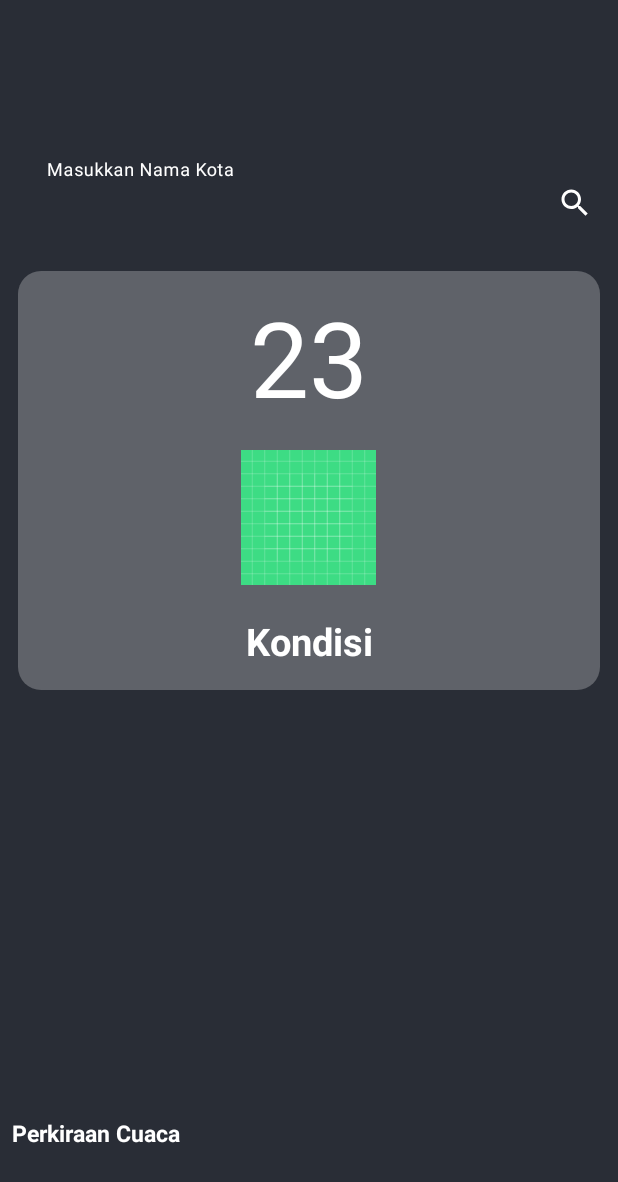
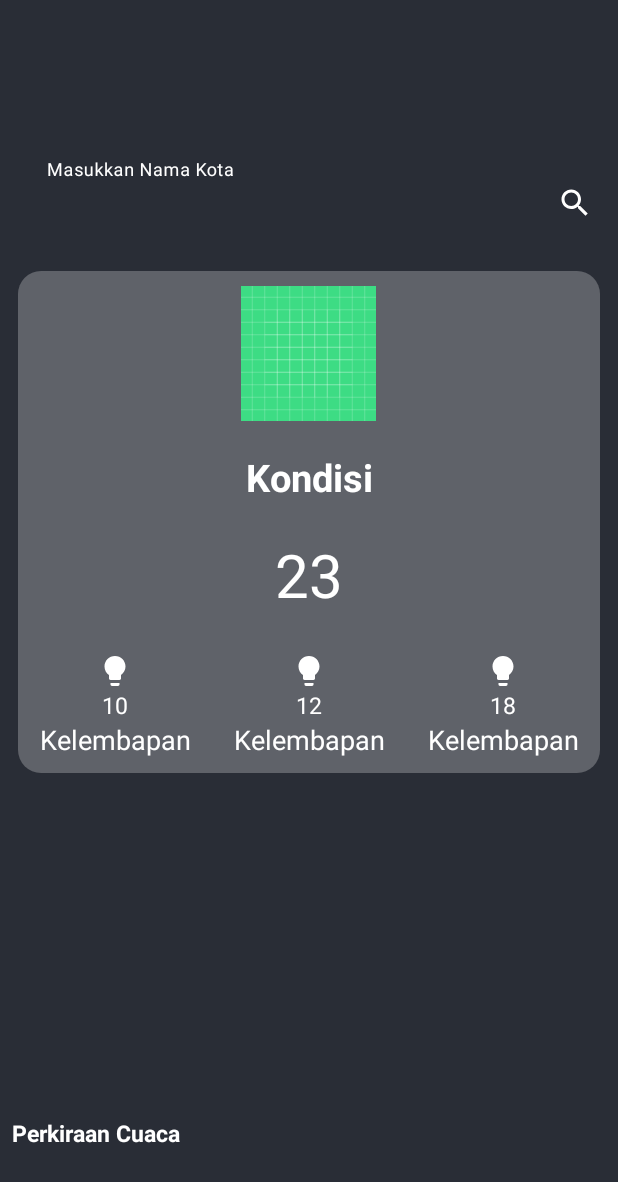
Before and after one commit to itsmerahmat/java-weather-app, an Android app: the screen it shows after launch (MainActivity), on a phone screen of 412 x 824 dp. Shown: the top 1182 px of the screen. Run offline under Robolectric (Android 15) with nearby library versions, the light colour scheme and no system bars; our stand-ins replace Picasso, Volley; network calls fail; pictures from the network do not load; 1 statement that could not run was skipped.

Commit message:
Add More Info

```diff
--- /dev/null
+++ b/app/src/main/res/drawable/ic_lightbulb.xml
@@ -0,0 +1,5 @@
+<vector android:height="24dp" android:tint="#000000"
+    android:viewportHeight="24" android:viewportWidth="24"
+    android:width="24dp" xmlns:android="http://schemas.android.com/apk/res/android">
+    <path android:fillColor="@android:color/white" android:pathData="M9,21c0,0.5 0.4,1 1,1h4c0.6,0 1,-0.5 1,-1v-1L9,20v1zM12,2C8.1,2 5,5.1 5,9c0,2.4 1.2,4.5 3,5.7L8,17c0,0.5 0.4,1 1,1h6c0.6,0 1,-0.5 1,-1v-2.3c1.8,-1.3 3,-3.4 3,-5.7 0,-3.9 -3.1,-7 -7,-7z"/>
+</vector>
--- a/app/src/main/res/layout/activity_main.xml
+++ b/app/src/main/res/layout/activity_main.xml
@@ -94,22 +94,10 @@
             android:layout_marginLeft="12dp"
             android:layout_marginRight="12dp" >
 
-            <TextView
-                android:id="@+id/idTVTemperature"
-                android:layout_width="match_parent"
-                android:layout_height="wrap_content"
-                android:layout_marginTop="5dp"
-                android:gravity="center_horizontal"
-                android:padding="5dp"
-                android:text="23"
-                android:textColor="@color/white"
-                android:textSize="70dp" />
-
             <ImageView
                 android:id="@+id/idIVIcon"
                 android:layout_width="90dp"
                 android:layout_height="90dp"
-                android:layout_below="@id/idTVTemperature"
                 android:layout_centerHorizontal="true"
                 android:layout_marginStart="10dp"
                 android:layout_marginTop="10dp"
@@ -131,6 +119,125 @@
                 android:textColor="@color/white"
                 android:textSize="25sp"
                 android:textStyle="bold"/>
+
+            <TextView
+                android:id="@+id/idTVTemperature"
+                android:layout_width="match_parent"
+                android:layout_height="wrap_content"
+                android:layout_below="@id/idTVCondition"
+                android:gravity="center_horizontal"
+                android:padding="5dp"
+                android:text="23"
+                android:textColor="@color/white"
+                android:textSize="40dp" />
+
+            <LinearLayout
+                android:layout_width="match_parent"
+                android:layout_height="wrap_content"
+                android:layout_below="@id/idTVTemperature"
+                android:layout_marginTop="10dp"
+                android:orientation="horizontal">
+
+                <LinearLayout
+                    android:layout_width="0dp"
+                    android:layout_height="wrap_content"
+                    android:layout_margin="10dp"
+                    android:layout_weight="0.333"
+                    android:orientation="vertical">
+
+                    <ImageView
+                        android:id="@+id/idIVUltraViolet"
+                        android:layout_width="match_parent"
+                        android:layout_height="wrap_content"
+                        android:src="@drawable/ic_lightbulb"
+                        app:tint="@color/white" />
+
+                    <TextView
+                        android:layout_width="match_parent"
+                        android:layout_height="wrap_content"
+                        android:text="10"
+                        android:textAlignment="center"
+                        android:textColor="@color/white"
+                        android:textSize="15dp" />
+
+                    <TextView
+                        android:layout_width="match_parent"
+                        android:layout_height="wrap_content"
+                        android:text="Kelembapan"
+                        android:textAlignment="center"
+                        android:textColor="@color/white"
+                        android:textSize="18dp" />
+
+                </LinearLayout>
+
+                <LinearLayout
+                    android:layout_width="0dp"
+                    android:layout_height="wrap_content"
+                    android:layout_margin="10dp"
+                    android:layout_weight="0.333"
+                    android:orientation="vertical">
+
+                    <ImageView
+                        android:id="@+id/idIVWindSpeed"
+                        android:layout_width="match_parent"
+                        android:layout_height="wrap_content"
+                        android:src="@drawable/ic_lightbulb"
+                        app:tint="@color/white" />
+
+                    <TextView
+                        android:layout_width="match_parent"
+                        android:layout_height="wrap_content"
+                        android:text="12"
+                        android:textAlignment="center"
+                        android:textColor="@color/white"
+                        android:textSize="15dp" />
+
+                    <TextView
+                        android:layout_width="match_parent"
+                        android:layout_height="wrap_content"
+                        android:text="Kelembapan"
+                        android:textAlignment="center"
+                        android:textColor="@color/white"
+                        android:textSize="18dp" />
+
+                </LinearLayout>
+
+                <LinearLayout
+                    android:layout_width="0dp"
+                    android:layout_height="wrap_content"
+                    android:layout_margin="10dp"
+                    android:layout_weight="0.333"
+                    android:orientation="vertical">
+
+                    <ImageView
+                        android:id="@+id/idIVHumidity"
+                        android:layout_width="match_parent"
+                        android:layout_height="wrap_content"
+                        android:src="@drawable/ic_lightbulb"
+                        app:tint="@color/white" />
+
+                    <TextView
+                        android:layout_width="match_parent"
+                        android:layout_height="wrap_content"
+                        android:text="18"
+                        android:textAlignment="center"
+                        android:textColor="@color/white"
+                        android:textSize="15dp" />
+
+                    <TextView
+                        android:layout_width="match_parent"
+                        android:layout_height="wrap_content"
+                        android:text="Kelembapan"
+                        android:textAlignment="center"
+                        android:textColor="@color/white"
+                        android:textSize="18dp" />
+
+                </LinearLayout>
+
+
+
+
+            </LinearLayout>
 
         </RelativeLayout>
 
```
